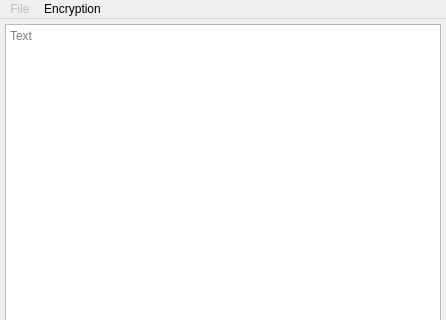
Above: vernamco/MainWindow.ui from aiime/vernamco before the change; both pictures show x 0 to 446 and y 0 to 320 of the 446 by 618 pixel window. Below: the same form after it.
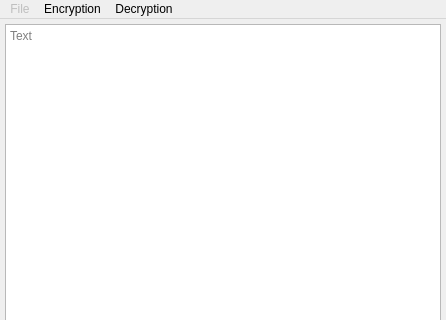
That is the form after the change.

Commit message: Add Caesar decryption

```diff
--- a/vernamco/MainWindow.ui
+++ b/vernamco/MainWindow.ui
@@ -84,10 +84,17 @@
     <property name="title">
      <string>Encryption</string>
     </property>
-    <addaction name="Caesar"/>
+    <addaction name="CaesarEncryption"/>
+   </widget>
+   <widget class="QMenu" name="DecryptionMenu">
+    <property name="title">
+     <string>Decryption</string>
+    </property>
+    <addaction name="CaesarDecryption"/>
    </widget>
    <addaction name="FileMenu"/>
    <addaction name="EncryptionMenu"/>
+   <addaction name="DecryptionMenu"/>
   </widget>
   <action name="Open">
    <property name="text">
```
Left out of the diff: 7 changed lines with no effect on the pictures. The commit also changes 6 other files.
